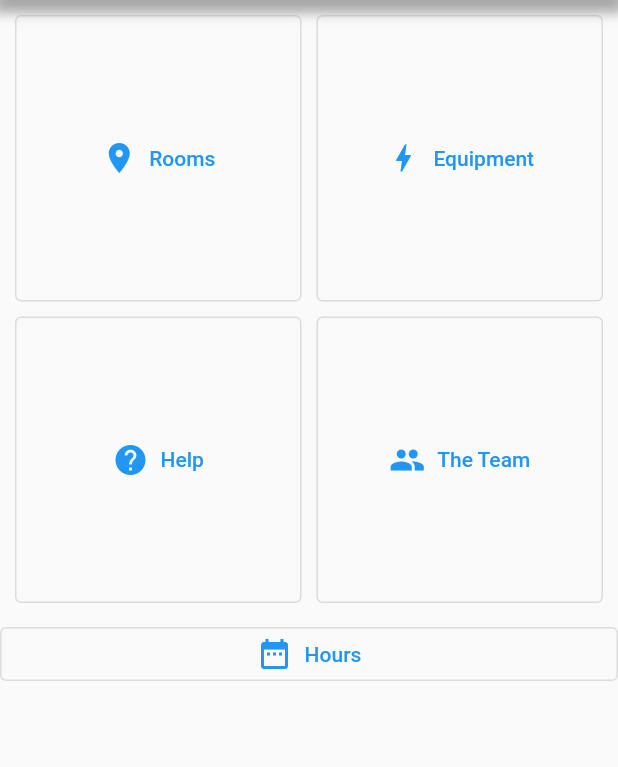
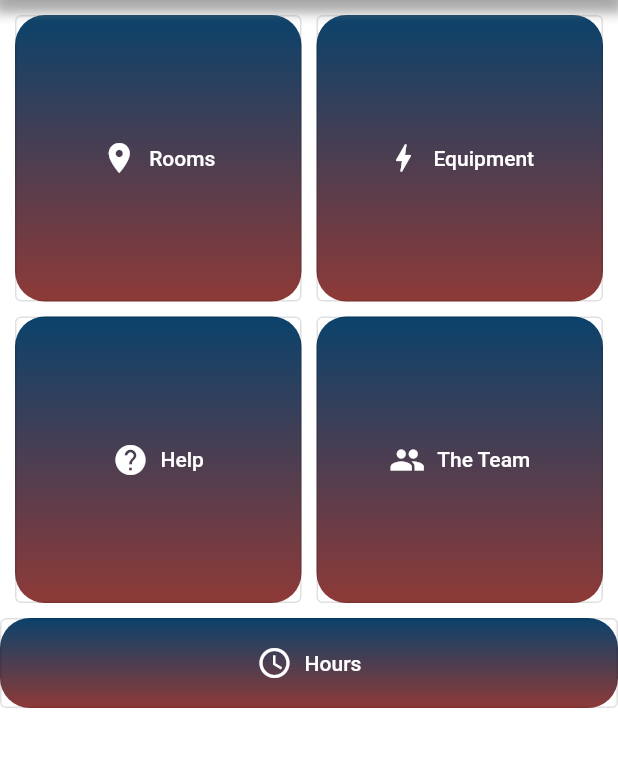
Before and after one commit to iConApp-F/iConApp, a Flutter app: the screen it shows after launch, on a phone screen of 412 x 824 dp, the part 84-851 px from its top. Run offline on Flutter 3.47's test engine with Material 2 defaults, Android fonts, the light colour scheme and no system bars.

Commit message:
Made update to main visually

```diff
--- a/apsc_100m3_724_f/lib/main.dart
+++ b/apsc_100m3_724_f/lib/main.dart
@@ -28,7 +28,7 @@ class MyScaffold extends StatelessWidget {
   Widget build(BuildContext context) {
     // Material is a conceptual piece of paper on which the UI appears.
     //AppBar starts here
-    return Scaffold(appBar: AppBar(title: Text('iCons'),
+    return Scaffold(backgroundColor: Colors.white, appBar: AppBar(title: Text('iCons'),
         actions: <Widget>[IconButton(icon: Image.asset('lib/images/gear.png'),
             onPressed: () {print('Go to Equipment'); Navigator.pushNamed(context, '/settings');
           // or use: context, MaterialPageRoute(builder: (context) => SecondRoute()),
@@ -72,33 +72,65 @@ class MyScaffold extends StatelessWidget {
               scrollDirection: Axis.vertical,
               shrinkWrap: true,
               children: <Widget>[
-                OutlinedButton.icon(
-                  label: Text('Rooms'),
-                  icon: Icon(Icons.room),
+                Container(
+                  decoration: BoxDecoration(
+                    borderRadius: BorderRadius.all(Radius.circular(20)),
+                      gradient: LinearGradient(
+                          begin: Alignment.bottomCenter,
+                          end: Alignment.topCenter,
+                          colors: [Palette.iBrown, Palette.iBlue])),
+                  child: OutlinedButton.icon(
+                    label: Text('Rooms', style: TextStyle(color: Colors.white)),
+                    icon: Icon(Icons.room, color: Colors.white,),
                     onPressed: () {
                       print('Go to Rooms');
                     },
                   ),
-                OutlinedButton.icon(
-                  label: Text('Equipment'),
-                  icon: Icon(Icons.bolt),
+                ),
+                Container(
+                  decoration: BoxDecoration(
+                      borderRadius: BorderRadius.all(Radius.circular(20)),
+                      gradient: LinearGradient(
+                          begin: Alignment.bottomCenter,
+                          end: Alignment.topCenter,
+                          colors: [Palette.iBrown, Palette.iBlue])),
+                  child: OutlinedButton.icon(
+                    label: Text('Equipment', style: TextStyle(color: Colors.white)),
+                    icon: Icon(Icons.bolt, color: Colors.white,),
                     onPressed: () {
                       print('Go to Equipment'); Navigator.pushNamed(context, '/inventory');
                     },
                   ),
-                OutlinedButton.icon(
-                  label: Text('Help'),
-                  icon: Icon(Icons.help),
+                ),
+                Container(
+                  decoration: BoxDecoration(
+                      borderRadius: BorderRadius.all(Radius.circular(20)),
+                      gradient: LinearGradient(
+                          begin: Alignment.bottomCenter,
+                          end: Alignment.topCenter,
+                          colors: [Palette.iBrown, Palette.iBlue])),
+                  child: OutlinedButton.icon(
+                    label: Text('Help', style: TextStyle(color: Colors.white)),
+                    icon: Icon(Icons.help, color: Colors.white,),
                     onPressed: () {
                       print('Go to Help'); Navigator.pushNamed(context, '/shift');
                     },
                   ),
-                OutlinedButton.icon(
-                  label: Text('The Team'),
-                  icon: Icon(Icons.people),
+                ),
+                Container(
+                  decoration: BoxDecoration(
+                      borderRadius: BorderRadius.all(Radius.circular(20)),
+                      gradient: LinearGradient(
+                          begin: Alignment.bottomCenter,
+                          end: Alignment.topCenter,
+                          colors: [Palette.iBrown, Palette.iBlue])),
+                  child: OutlinedButton.icon(
+                    label: Text('The Team', style: TextStyle(color: Colors.white)),
+                    icon: Icon(Icons.people, color: Colors.white,),
                     onPressed: () {
                       print('Go to The Team'); Navigator.pushNamed(context, '/staff');
                     },
+                  ),
                 ),
               ],
             ),
@@ -106,12 +138,19 @@ class MyScaffold extends StatelessWidget {
               children: <Widget>[
                 Expanded(
                   child:
-                  OutlinedButton.icon(
-                    label: Text('Hours'),
-                    icon: Icon(Icons.date_range),
+                  Container(height: 60, decoration: BoxDecoration(
+                      borderRadius: BorderRadius.all(Radius.circular(20)),
+                      gradient: LinearGradient(
+                          begin: Alignment.bottomCenter,
+                          end: Alignment.topCenter,
+                          colors: [Palette.iBrown, Palette.iBlue])),
+                    child: OutlinedButton.icon(
+                      label: Text('Hours', style: TextStyle(color: Colors.white)),
+                      icon: Icon(Icons.schedule, color: Colors.white,),
                       onPressed: () {
                         print('Go to Hours'); Navigator.pushNamed(context, '/hours');
                       },
+                    ),
                   ),
                 ),
               ],
```
Also changed, not shown: 1 other file. Lines whose indentation alone changed are shown as unchanged.
